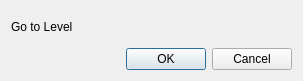
First picture: the form in src/coursewindow.ui, repository devinacker/kale, before the edit.
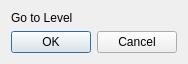
Second picture: the form after the edit.

Commit message: ensure proper layout size constraints

The edit to the form file:
```diff
--- a/src/coursewindow.ui
+++ b/src/coursewindow.ui
@@ -20,6 +20,9 @@
    <string>Select Course</string>
   </property>
   <layout class="QVBoxLayout" name="verticalLayout">
+   <property name="sizeConstraint">
+    <enum>QLayout::SetFixedSize</enum>
+   </property>
    <item>
     <layout class="QHBoxLayout" name="horizontalLayout">
      <item>
```
The commit also changes 5 other files.
